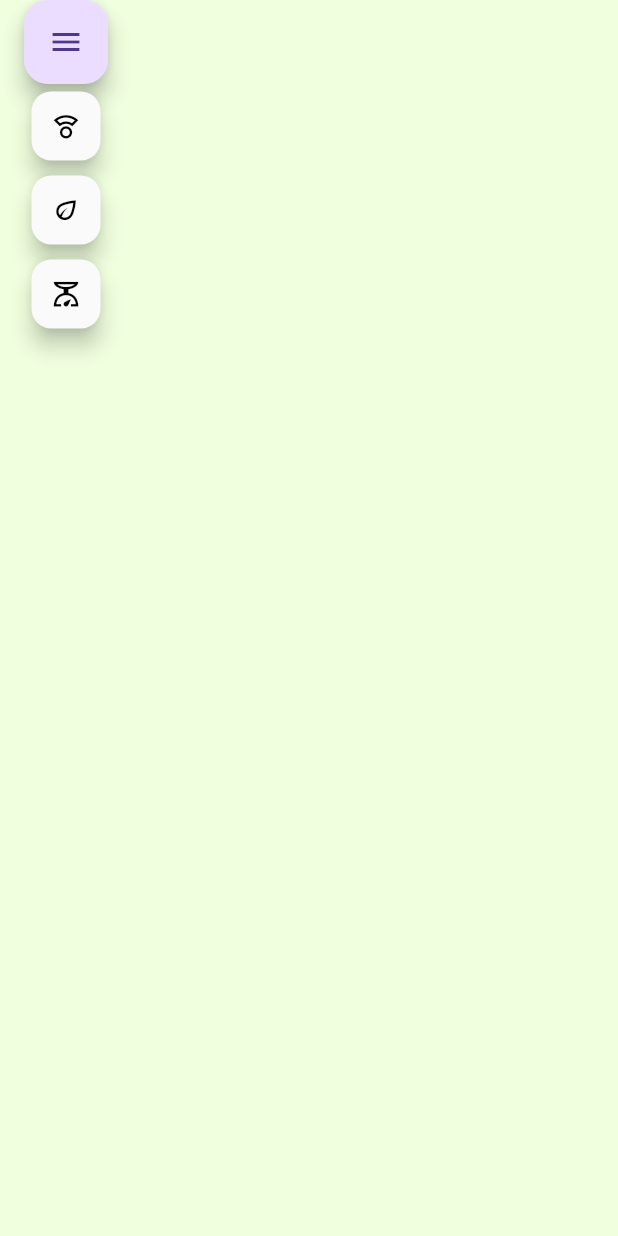
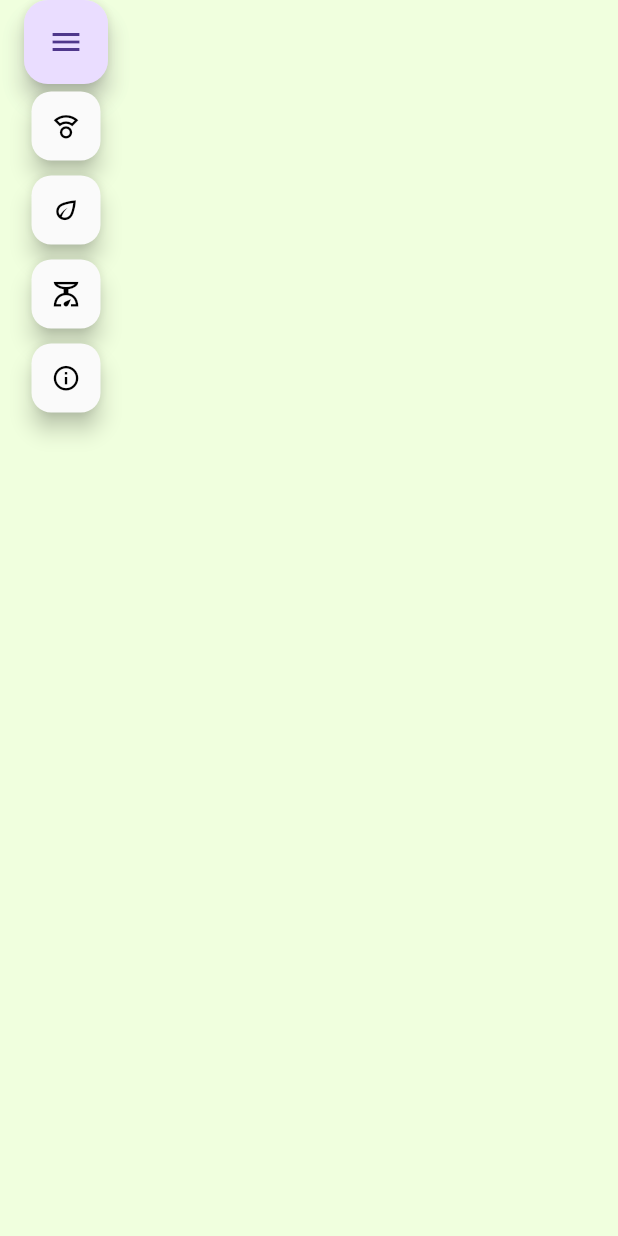
Before and after one commit to JanUfniarz/Split, a Flutter app: the screen it shows after launch, after a tap on the "menu" icon, on a phone screen of 412 x 824 dp. Run offline on Flutter 3.47's test engine with Material 3 defaults, Android fonts, the phone set to English and light mode, and no system bars; drawn by our look-alikes of flutter_speed_dial; our stand-ins replace sensors_plus.

```diff
--- a/lib/enums/mode.dart
+++ b/lib/enums/mode.dart
@@ -1,5 +1,7 @@
 enum Mode {
   calibration,
   split,
-  scale
+  scale,
+  // Debug
+  debug,
 }
--- a/lib/extensions/calibration.dart
+++ b/lib/extensions/calibration.dart
@@ -10,6 +10,8 @@ extension Calibration on AsyncSnapshot<AccelerometerEvent> {
     _weightCenter = weightCenter;
   }
 
+  double? get weightCenter => _weightCenter;
+
   double? get fixedY => data == null
       ? null
       : data!.y - _fix;
--- a/lib/widgets/buttons/menu_button.dart
+++ b/lib/widgets/buttons/menu_button.dart
@@ -17,11 +17,12 @@ class MenuButton extends StatelessWidget {
     shape: context.fabShape!,
     icon: Icons.menu,
     direction: SpeedDialDirection.down,
-    children: List.generate(3, (index) => SpeedDialChild(
+    children: List.generate(Mode.values.length, (index) => SpeedDialChild(
       child: Icon([
         Icons.compass_calibration_outlined,
         Icons.eco_outlined,
-        Icons.scale_outlined
+        Icons.scale_outlined,
+        Icons.info_outline
       ][index]),
       onTap: () => onModeChange(Mode.values[index]),
     ))
--- a/lib/widgets/content.dart
+++ b/lib/widgets/content.dart
@@ -3,7 +3,9 @@ import 'package:sensors_plus/sensors_plus.dart';
 
 import 'package:split/extensions/calibration.dart';
 import 'package:split/enums/mode.dart';
+import 'package:split/extensions/theme_access.dart';
 import 'package:split/widgets/screens/calibration_screen.dart';
+import 'package:split/widgets/screens/debug_screen.dart';
 import 'package:split/widgets/screens/scale_screen.dart';
 import 'package:split/widgets/screens/split_screen.dart';
 
@@ -27,6 +29,14 @@ class Content extends StatelessWidget {
         tilt: snapshot.fixedY,
       ),
 
+      Mode.debug: DebugScreen(data: {
+        "y": snapshot.data?.y,
+        "fixedY": snapshot.fixedY,
+        "screen width": context.screenMiddle * 2,
+        "screen middle": context.screenMiddle,
+        "weight center": snapshot.weightCenter,
+      })
+
     }[mode]!,
   );
 }
```
Also changed, not shown: lib/widgets/screens/debug_screen.dart (added, +23 -0 lines), lib/widgets/screens/scale_screen.dart (+0 -13 lines).
